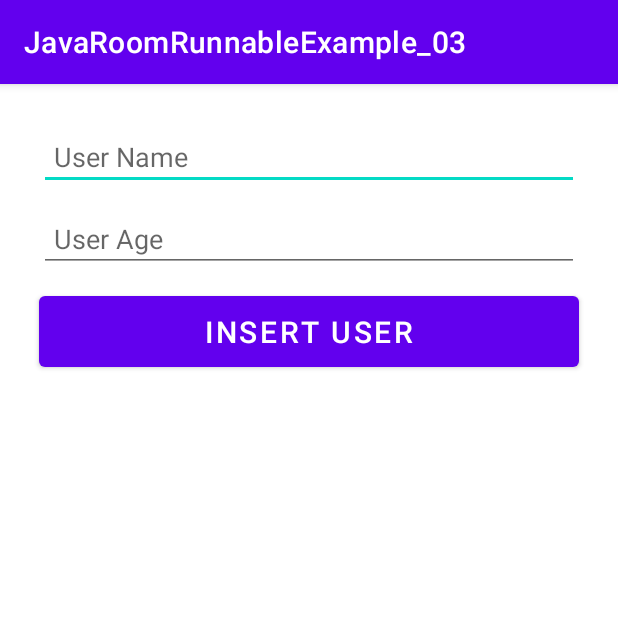
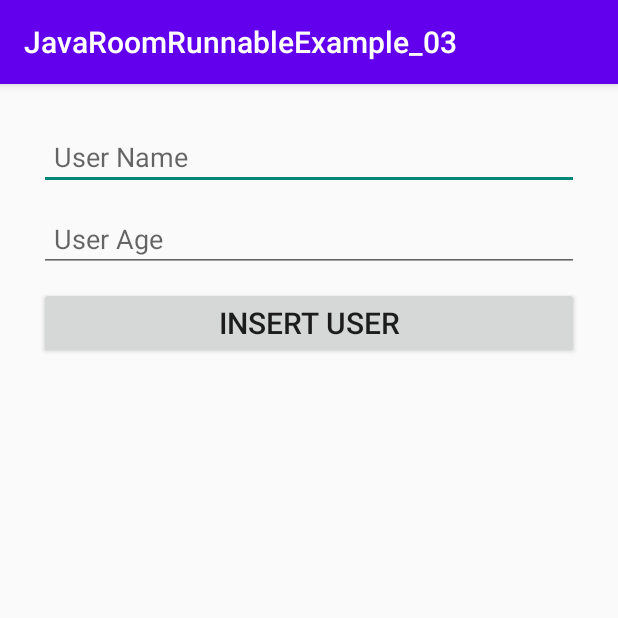
Before and after one commit to sanasnysk/JavaRoomRunnableExample_03, an Android app: the screen it shows after launch (InsertUserActivity), after a tap on an icon or button, on a phone screen of 412 x 824 dp, the top half of it. Run offline under Robolectric (Android 15) with nearby library versions, the phone set to English and light mode, and no system bars; our stand-ins replace Room's generated code.

Commit message:
changed coding

```diff
--- a/app/build.gradle
+++ b/app/build.gradle
@@ -41,5 +41,4 @@ dependencies {
     implementation "androidx.room:room-runtime:$room_version"
     annotationProcessor "androidx.room:room-compiler:$room_version"
 
-    implementation 'com.google.android.material:material:1.6.0'
 }
--- a/app/src/main/AndroidManifest.xml
+++ b/app/src/main/AndroidManifest.xml
@@ -14,6 +14,9 @@
         android:theme="@style/Theme.JavaRoomRunnableExample_03"
         tools:targetApi="31">
         <activity
+            android:name=".UpdateActivity"
+            android:exported="false" />
+        <activity
             android:name=".InsertUserActivity"
             android:exported="false" />
         <activity
--- a/app/src/main/java/com/sansan/javaroomrunnableexample_03/MainActivity.java
+++ b/app/src/main/java/com/sansan/javaroomrunnableexample_03/MainActivity.java
@@ -1,25 +1,24 @@
 package com.sansan.javaroomrunnableexample_03;
 
-import androidx.activity.result.ActivityResult;
-import androidx.activity.result.ActivityResultCallback;
-import androidx.activity.result.ActivityResultLauncher;
-import androidx.activity.result.contract.ActivityResultContract;
-import androidx.activity.result.contract.ActivityResultContracts;
+import android.annotation.SuppressLint;
+import android.content.Context;
+import android.content.Intent;
+import android.os.Bundle;
+import android.view.View;
+
 import androidx.appcompat.app.AppCompatActivity;
 import androidx.recyclerview.widget.LinearLayoutManager;
 import androidx.recyclerview.widget.RecyclerView;
 
-import android.content.Intent;
-import android.os.Bundle;
-import android.view.View;
-import android.widget.Toast;
-
 import com.google.android.material.floatingactionbutton.FloatingActionButton;
 
-import java.util.List;
+import java.util.ArrayList;
 
 public class MainActivity extends AppCompatActivity {
+    private ArrayList<User> userList;
+    private Context context;
     UserAdapter adapter;
+    UserDatabase db;
 
     @Override
     protected void onCreate(Bundle savedInstanceState) {
@@ -27,25 +26,60 @@ public class MainActivity extends AppCompatActivity {
         setContentView(R.layout.activity_main);
 
         FloatingActionButton flb = findViewById(R.id.flb);
+
+        context = getApplicationContext();
+        adapter = new UserAdapter(this,userList);
+
+        db = UserDatabase.getInstance(this);
+
+        recyclerViewRun();
+
         flb.setOnClickListener(new View.OnClickListener() {
             @Override
             public void onClick(View v) {
                 Intent intent_insert = new Intent(getApplicationContext(), InsertUserActivity.class);
-                activityResult.launch(intent_insert);
+                startActivity(intent_insert);
 
                 finish();
             }
         });
 
-        RecyclerView recyclerView = findViewById(R.id.rv_list);
-        recyclerView.setLayoutManager(new LinearLayoutManager(this));
+    }
 
-        adapter = new UserAdapter();
+    private void recyclerViewRun(){
+        Thread thread = new Thread(){
+            @SuppressLint("NotifyDataSetChanged")
+            public void run(){
+                userList = (ArrayList<User>) UserDatabase.getInstance(context)
+                        .userDao()
+                        .getAllUser();
+                adapter = new UserAdapter(MainActivity.this,userList);
+                adapter.notifyDataSetChanged();
 
-        recyclerView.setAdapter(adapter);
+                RecyclerView recyclerView = findViewById(R.id.rv_list);
+
+                LinearLayoutManager layoutManager = new LinearLayoutManager(context,RecyclerView.VERTICAL,false);
+                recyclerView.setLayoutManager(layoutManager);
+                recyclerView.setAdapter(adapter);
+                recyclerView.setHasFixedSize(true);
+            }
+        };
+        thread.start();
+    }
+
+    @Override
+    protected void onDestroy() {
+        super.onDestroy();
+        UserDatabase.destroyInstance();
+        db = null;
+    }
+
+    /*
+    protected void onNewIntent(Intent intent) {
+
+        super.onNewIntent(intent);
 
         loadUserList();
-
     }
 
     ActivityResultLauncher<Intent> activityResult = registerForActivityResult(
@@ -61,6 +95,7 @@ public class MainActivity extends AppCompatActivity {
             }
     );
 
+
     private void loadUserList() {
         UserDatabase db = UserDatabase.getInstance(this.getApplicationContext());
 
@@ -68,10 +103,14 @@ public class MainActivity extends AppCompatActivity {
         if (userList.size() > 0){
             int position = userList.size() - 1;
 
-            Toast.makeText(this, "최근등록자" + userList.get(position).userName, Toast.LENGTH_SHORT).show();
+            Toast.makeText(this, "최근등록자" + userList.get(position).userName,
+                    Toast.LENGTH_SHORT).show();
         }else {
-            Toast.makeText(this, "No Data", Toast.LENGTH_SHORT).show();
+            Toast.makeText(this, "No Data",
+                    Toast.LENGTH_SHORT).show();
         }
 
     }
+
+     */
 }
--- a/app/src/main/java/com/sansan/javaroomrunnableexample_03/UserDao.java
+++ b/app/src/main/java/com/sansan/javaroomrunnableexample_03/UserDao.java
@@ -6,6 +6,7 @@ import androidx.room.Insert;
 import androidx.room.Query;
 import androidx.room.Update;
 
+import java.util.ArrayList;
 import java.util.List;
 
 @Dao
--- a/app/src/main/java/com/sansan/javaroomrunnableexample_03/UserDatabase.java
+++ b/app/src/main/java/com/sansan/javaroomrunnableexample_03/UserDatabase.java
@@ -16,9 +16,14 @@ public abstract class UserDatabase extends RoomDatabase {
         if (INSTANCE == null){
             INSTANCE = Room.databaseBuilder(context.getApplicationContext(),
                     UserDatabase.class, "user_db")
-                    .allowMainThreadQueries()
+                    //.allowMainThreadQueries()
                     .build();
         }
         return INSTANCE;
     }
+
+
+    public static void destroyInstance() {
+        INSTANCE = null;
+    }
 }
--- /dev/null
+++ b/app/src/main/res/drawable/ic_add_w.xml
@@ -0,0 +1,5 @@
+<vector android:height="24dp" android:tint="#FFFFFF"
+    android:viewportHeight="24" android:viewportWidth="24"
+    android:width="24dp" xmlns:android="http://schemas.android.com/apk/res/android">
+    <path android:fillColor="@color/white" android:pathData="M19,13h-6v6h-2v-6H5v-2h6V5h2v6h6v2z"/>
+</vector>
--- a/app/src/main/res/layout/activity_main.xml
+++ b/app/src/main/res/layout/activity_main.xml
@@ -11,7 +11,8 @@
         android:id="@+id/rv_list"
         android:layout_width="match_parent"
         android:layout_height="match_parent"
-        android:layout_margin="8dp"
+        android:layout_margin="5dp"
+        android:background="#ECFB92"
         app:layout_constraintTop_toTopOf="parent"
         app:layout_constraintStart_toStartOf="parent"
         app:layout_constraintEnd_toEndOf="parent"
@@ -23,8 +24,8 @@
         android:layout_height="wrap_content"
         android:layout_marginEnd="20dp"
         android:layout_marginBottom="20dp"
-        app:backgroundTint="#123DE8"
         android:src="@drawable/ic_add"
+        app:backgroundTint="#0B96F3"
         app:layout_constraintBottom_toBottomOf="parent"
         app:layout_constraintEnd_toEndOf="parent"
         tools:ignore="ContentDescription" />
--- a/app/src/main/res/layout/list_item.xml
+++ b/app/src/main/res/layout/list_item.xml
@@ -1,5 +1,5 @@
 <?xml version="1.0" encoding="utf-8"?>
-<androidx.cardview.widget.CardView
+<com.google.android.material.card.MaterialCardView
     xmlns:android="http://schemas.android.com/apk/res/android"
     android:layout_width="match_parent"
     android:layout_height="wrap_content"
@@ -40,4 +40,4 @@
 
     </LinearLayout>
 
-</androidx.cardview.widget.CardView>
+</com.google.android.material.card.MaterialCardView>
--- a/app/src/main/res/values/strings.xml
+++ b/app/src/main/res/values/strings.xml
@@ -3,4 +3,5 @@
     <string name="user_name">User Name</string>
     <string name="insert_user">Insert User</string>
     <string name="user_age">User Age</string>
+    <string name="edit_user">Edit User</string>
 </resources>
--- a/app/src/main/res/values/themes.xml
+++ b/app/src/main/res/values/themes.xml
@@ -1,6 +1,6 @@
 <resources xmlns:tools="http://schemas.android.com/tools">
     <!-- Base application theme. -->
-    <style name="Theme.JavaRoomRunnableExample_03" parent="Theme.MaterialComponents.DayNight.DarkActionBar">
+    <style name="Theme.JavaRoomRunnableExample_03" parent="Theme.AppCompat.DayNight.DarkActionBar">
         <!-- Primary brand color. -->
         <item name="colorPrimary">@color/purple_500</item>
         <item name="colorPrimaryVariant">@color/purple_700</item>
```
Also changed, not shown: app/src/main/java/com/sansan/javaroomrunnableexample_03/InsertUserActivity.java (+12 -5 lines), app/src/main/java/com/sansan/javaroomrunnableexample_03/UpdateActivity.java (+56 -0 lines), app/src/main/java/com/sansan/javaroomrunnableexample_03/User.java (+23 -0 lines), app/src/main/java/com/sansan/javaroomrunnableexample_03/UserAdapter.java (+32 -14 lines), app/src/main/res/layout/activity_update.xml (+44 -1 lines).
